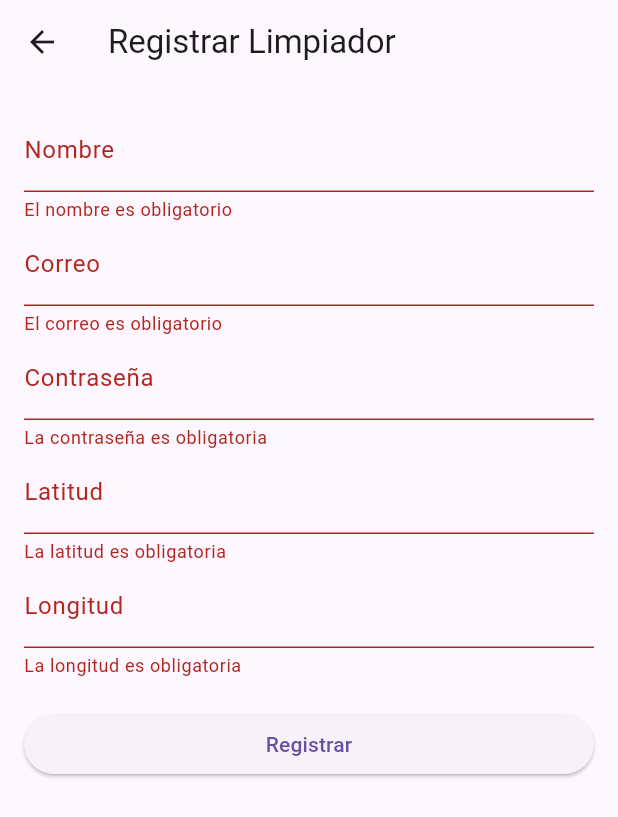
After one commit to JafetICM/PrimeraApp, a Flutter app: the RegisterScreen screen opened by its route, after a tap on "Registrar", on a phone screen of 412 x 824 dp. The commit adds this screen. Shown: the top 817 px of the screen. Run offline on Flutter 3.47's test engine with Material 3 defaults, Android fonts, the phone set to English and light mode, and no system bars; our stand-ins replace shared_preferences; accounts and stored records are empty.

Commit message:
first commit

```diff
--- /dev/null
+++ b/lib/screens/register_screen.dart
@@ -0,0 +1,119 @@
+//lib/screen/register_screen.dart
+import 'package:flutter/material.dart';
+import '../api/api_service.dart';
+
+class RegisterScreen extends StatefulWidget {
+  const RegisterScreen({super.key});
+
+  @override
+  State<RegisterScreen> createState() => _RegisterScreenState();
+}
+
+class _RegisterScreenState extends State<RegisterScreen> {
+  final _formKey = GlobalKey<FormState>();
+  final TextEditingController _nameController = TextEditingController();
+  final TextEditingController _emailController = TextEditingController();
+  final TextEditingController _passwordController = TextEditingController();
+  final TextEditingController _latitudeController = TextEditingController();
+  final TextEditingController _longitudeController = TextEditingController();
+  final ApiService _apiService = ApiService();
+
+  void _registerCleaner() async {
+    if (_formKey.currentState!.validate()) {
+      try {
+        final response = await _apiService.postData("/cleaners/register", {
+          "name": _nameController.text,
+          "email": _emailController.text,
+          "password": _passwordController.text,
+          "latitude": double.tryParse(_latitudeController.text) ?? 0.0,
+          "longitude": double.tryParse(_longitudeController.text) ?? 0.0,
+        });
+        showDialog(
+          context: context,
+          builder: (context) => AlertDialog(
+            title: const Text("Registro exitoso"),
+            content: Text("ID del limpiador: ${response['id']}"),
+            actions: [
+              TextButton(
+                onPressed: () => Navigator.of(context).pop(),
+                child: const Text("OK"),
+              ),
+            ],
+          ),
+        );
+      } catch (e) {
+        showDialog(
+          context: context,
+          builder: (context) => AlertDialog(
+            title: const Text("Error"),
+            content: Text(e.toString()),
+            actions: [
+              TextButton(
+                onPressed: () => Navigator.of(context).pop(),
+                child: const Text("OK"),
+              ),
+            ],
+          ),
+        );
+      }
+    }
+  }
+
+  @override
+  Widget build(BuildContext context) {
+    return Scaffold(
+      appBar: AppBar(
+        title: const Text("Registrar Limpiador"),
+      ),
+      body: Padding(
+        padding: const EdgeInsets.all(16.0),
+        child: Form(
+          key: _formKey,
+          child: ListView(
+            children: [
+              TextFormField(
+                controller: _nameController,
+                decoration: const InputDecoration(labelText: "Nombre"),
+                validator: (value) =>
+                    value!.isEmpty ? "El nombre es obligatorio" : null,
+              ),
+              TextFormField(
+                controller: _emailController,
+                decoration: const InputDecoration(labelText: "Correo"),
+                keyboardType: TextInputType.emailAddress,
+                validator: (value) =>
+                    value!.isEmpty ? "El correo es obligatorio" : null,
+              ),
+              TextFormField(
+                controller: _passwordController,
+                decoration: const InputDecoration(labelText: "Contraseña"),
+                obscureText: true,
+                validator: (value) =>
+                    value!.isEmpty ? "La contraseña es obligatoria" : null,
+              ),
+              TextFormField(
+                controller: _latitudeController,
+                decoration: const InputDecoration(labelText: "Latitud"),
+                keyboardType: TextInputType.number,
+                validator: (value) =>
+                    value!.isEmpty ? "La latitud es obligatoria" : null,
+              ),
+              TextFormField(
+                controller: _longitudeController,
+                decoration: const InputDecoration(labelText: "Longitud"),
+                keyboardType: TextInputType.number,
+                validator: (value) =>
+                    value!.isEmpty ? "La longitud es obligatoria" : null,
+              ),
+              const SizedBox(height: 20),
+              ElevatedButton(
+                onPressed: _registerCleaner,
+                child: const Text("Registrar"),
+              ),
+            ],
+          ),
+        ),
+      ),
+    );
+  }
+}
--- a/pubspec.yaml
+++ b/pubspec.yaml
@@ -30,10 +30,13 @@ environment:
 dependencies:
   flutter:
     sdk: flutter
+  http: ^1.3.0 # O la versión más reciente disponible
+  shared_preferences: ^2.1.0 # O la versión más reciente disponible
 
   # The following adds the Cupertino Icons font to your application.
   # Use with the CupertinoIcons class for iOS style icons.
   cupertino_icons: ^1.0.8
+
 
 dev_dependencies:
   flutter_test:
```
Also changed, not shown: lib/api/api_service.dart (added, +25 -0 lines), lib/main.dart (+194 -16 lines), lib/models/example_model.dart (added, +14 -0 lines), lib/screens/detail_screen.dart (added, +21 -0 lines), lib/screens/login_screen.dart (added, +104 -0 lines), lib/storage/local_storage.dart (added, +19 -0 lines), lib/widgets/custom_widget.dart (added, +24 -0 lines), pubspec.lock, 4 other files.
